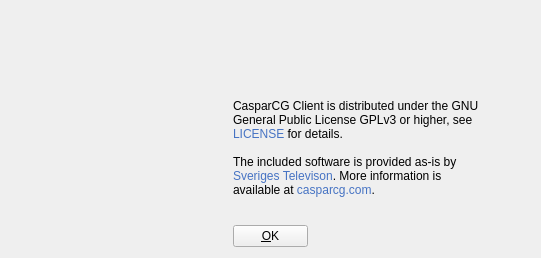
Old version of the form src/Widgets/AboutDialog.ui in the repository CasparCG/client.
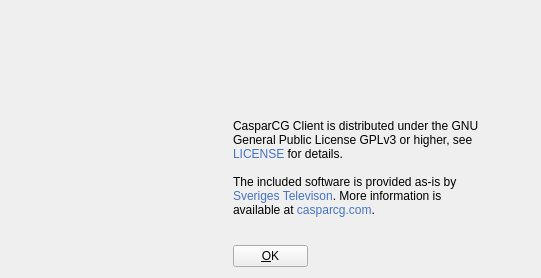
New version of the form. Icons and pictures are not drawn.

Commit message: Added database revision in the about dialog.

What changed in the file:
```diff
--- a/src/Widgets/AboutDialog.ui
+++ b/src/Widgets/AboutDialog.ui
@@ -7,19 +7,19 @@
     <x>0</x>
     <y>0</y>
     <width>541</width>
-    <height>258</height>
+    <height>278</height>
    </rect>
   </property>
   <property name="minimumSize">
    <size>
     <width>541</width>
-    <height>258</height>
+    <height>278</height>
    </size>
   </property>
   <property name="maximumSize">
    <size>
     <width>541</width>
-    <height>258</height>
+    <height>308</height>
    </size>
   </property>
   <property name="windowTitle">
@@ -29,7 +29,7 @@
    <property name="geometry">
     <rect>
      <x>233</x>
-     <y>225</y>
+     <y>245</y>
      <width>75</width>
      <height>22</height>
     </rect>
@@ -116,7 +116,7 @@
    <property name="geometry">
     <rect>
      <x>233</x>
-     <y>99</y>
+     <y>119</y>
      <width>251</width>
      <height>121</height>
     </rect>
```
Left out of the diff: 15 changed lines with no effect on the pictures. The commit also changes 2 other files.
